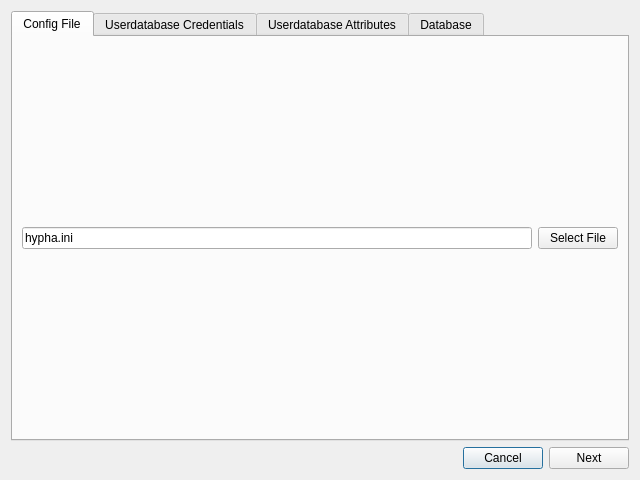
This is src/wizzards/newconfigwizzard.ui in hyphaproject/hyphamanager as Qt 5 draws it before an edit. The edited form follows.
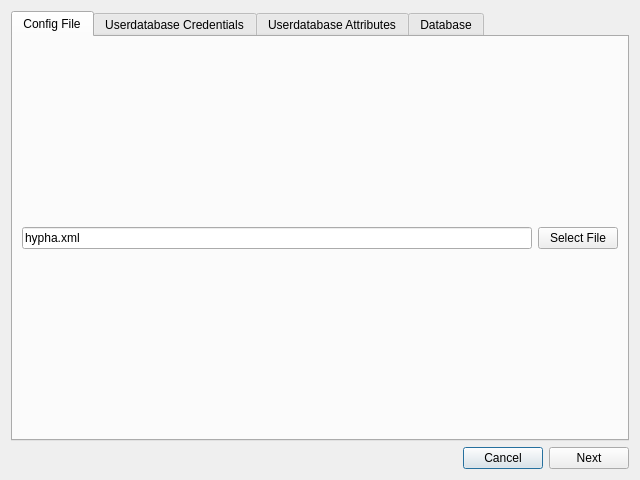
This is the edited form. The open tabs and pages were chosen to show the change.

Commit message: refactored to use hypha libs

```diff
--- a/src/wizzards/newconfigwizzard.ui
+++ b/src/wizzards/newconfigwizzard.ui
@@ -54,7 +54,7 @@
        <item>
         <widget class="QLineEdit" name="configFileEdit">
          <property name="text">
-          <string>hypha.ini</string>
+          <string>hypha.xml</string>
          </property>
         </widget>
        </item>
```
Left out of the diff: 2 changed lines with no effect on the pictures. The commit also changes 127 other files.
